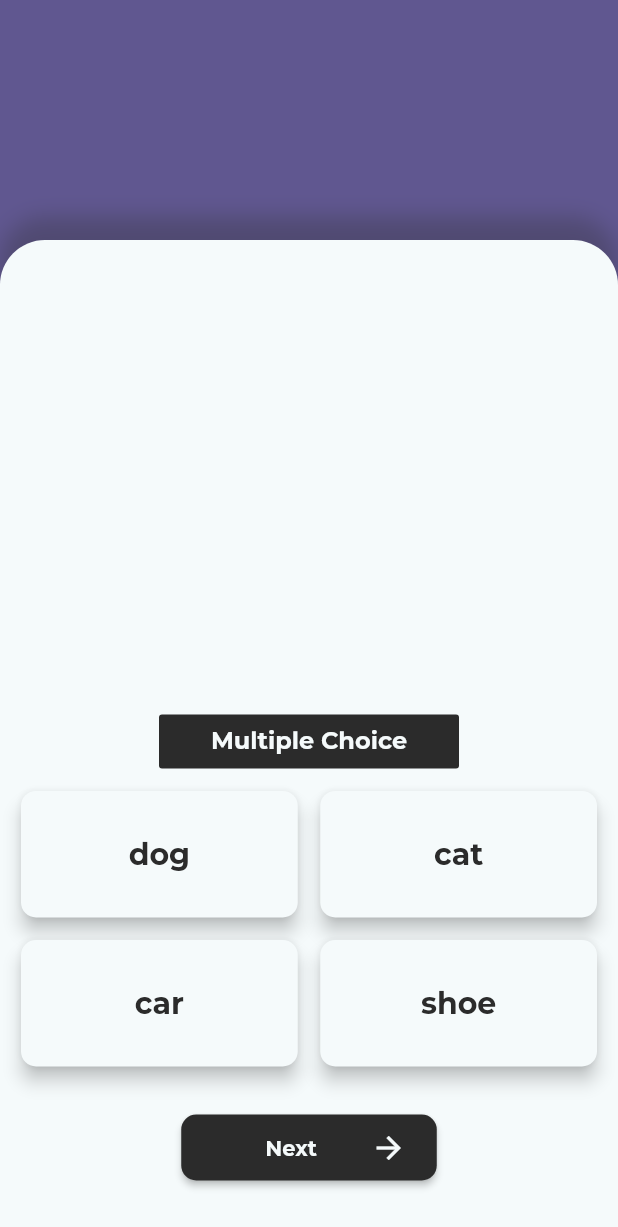
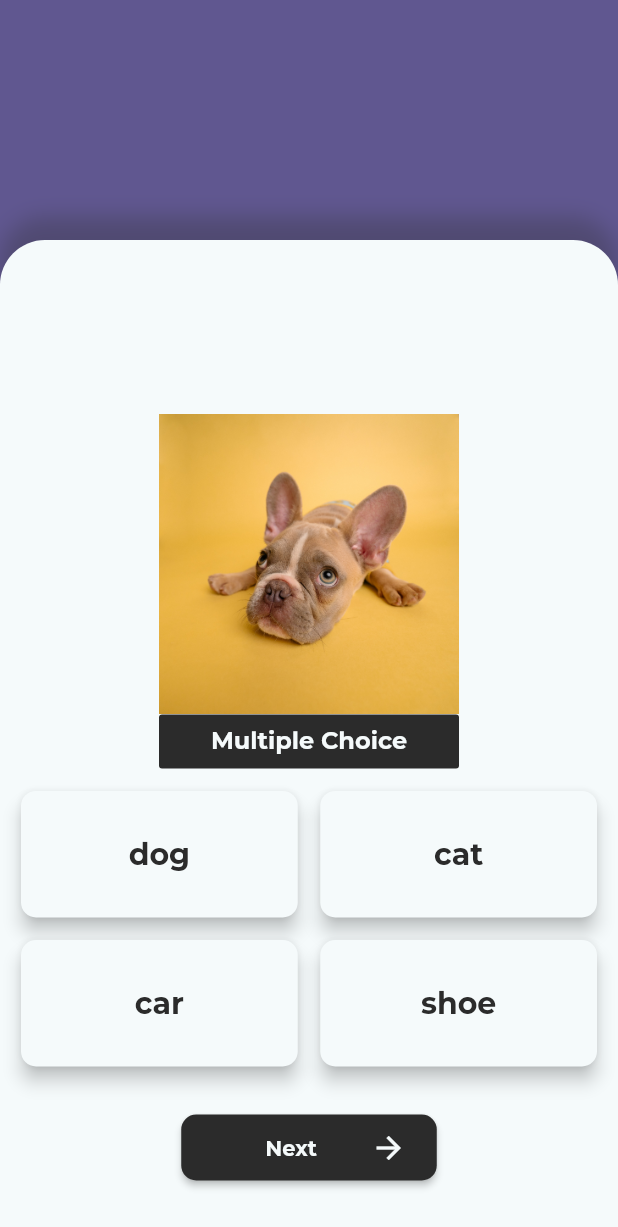
Before and after one commit to cyclexit/object_guesser, a Flutter app: the QuizPage screen opened by its route, on a phone screen of 412 x 824 dp. Shown: the top 1227 px of the screen. Run offline on Flutter 3.47's test engine with Material 2 defaults, Android fonts, the phone set to English and light mode, and no system bars; our stand-ins replace font_awesome_flutter, google_fonts, logger.

Commit message:
Display the image in the quiz page

```diff
--- a/data/mock_game.json
+++ b/data/mock_game.json
@@ -5,7 +5,7 @@
             "id": "1",
             "image": {
                 "id": "dog-1.jpg",
-                "url": "data/dog-1.jpg"
+                "url": "data/img/dog-1.jpg"
             },
             "choices": [
                 {
@@ -35,7 +35,7 @@
             "id": 2,
             "image": {
                 "id": "golden-retriever-1.jpg",
-                "url": "data/golden-retriever-1.jpg"
+                "url": "data/img/golden-retriever-1.jpg"
             },
             "correctAnswers": [
                 {
--- a/lib/pages/quiz_page.dart
+++ b/lib/pages/quiz_page.dart
@@ -6,6 +6,7 @@ import 'package:object_guesser/models/label.dart';
 import 'package:object_guesser/models/quizes/input_quiz.dart';
 import 'package:object_guesser/models/quizes/multiple_choice_quiz.dart';
 import 'package:object_guesser/models/quizes/quiz.dart';
+import 'package:object_guesser/services/get_image.dart';
 import 'package:object_guesser/services/get_quizes.dart';
 import 'package:object_guesser/widgets/buttons/button.dart';
 import 'package:object_guesser/widgets/quiz_type_text.dart';
@@ -29,13 +30,24 @@ class _QuizPageState extends State<QuizPage> {
   void setAnswer(Label? choice) {}
   void submitAnswer() {}
 
+  Widget _updateImageArea() {
+    Type quizType = _quizes[_idx].runtimeType;
+    if (quizType == MultipleChoiceQuiz) {
+      MultipleChoiceQuiz quiz = _quizes[_idx] as MultipleChoiceQuiz;
+      return getImage(quiz.image.url);
+    } else if (quizType == InputQuiz) {
+      InputQuiz quiz = _quizes[_idx] as InputQuiz;
+      return getImage(quiz.image.url);
+    }
+    return const SizedBox(height: 0);
+  }
+
   Widget _updateUserAnswerArea() {
     Type quizType = _quizes[_idx].runtimeType;
     if (quizType == MultipleChoiceQuiz) {
       MultipleChoiceQuiz quiz = _quizes[_idx] as MultipleChoiceQuiz;
       return ChoiceList(setAnswer: setAnswer, choices: quiz.choices);
     } else if (quizType == InputQuiz) {
-      // TODO: implement the user typing input form
       return const UserInputForm();
     }
     return const SizedBox(height: 0);
@@ -78,6 +90,7 @@ class _QuizPageState extends State<QuizPage> {
                   crossAxisAlignment: CrossAxisAlignment.center,
                   children: [
                     // TODO: display the image here
+                    _updateImageArea(),
                     QuizTypeText(
                         quizTypeInfo:
                             quizTypeInfoMap[_quizes[_idx].runtimeType]!),
--- a/lib/services/get_image.dart
+++ b/lib/services/get_image.dart
@@ -7,5 +7,9 @@ Image getImage(String url) {
 
   // ignore: todo
   // TODO: find a way to keep the image original aspect ratio
-  return Image.asset(url);
+  return Image.asset(
+    url,
+    height: 200,
+    width: 200,
+  );
 }
```
